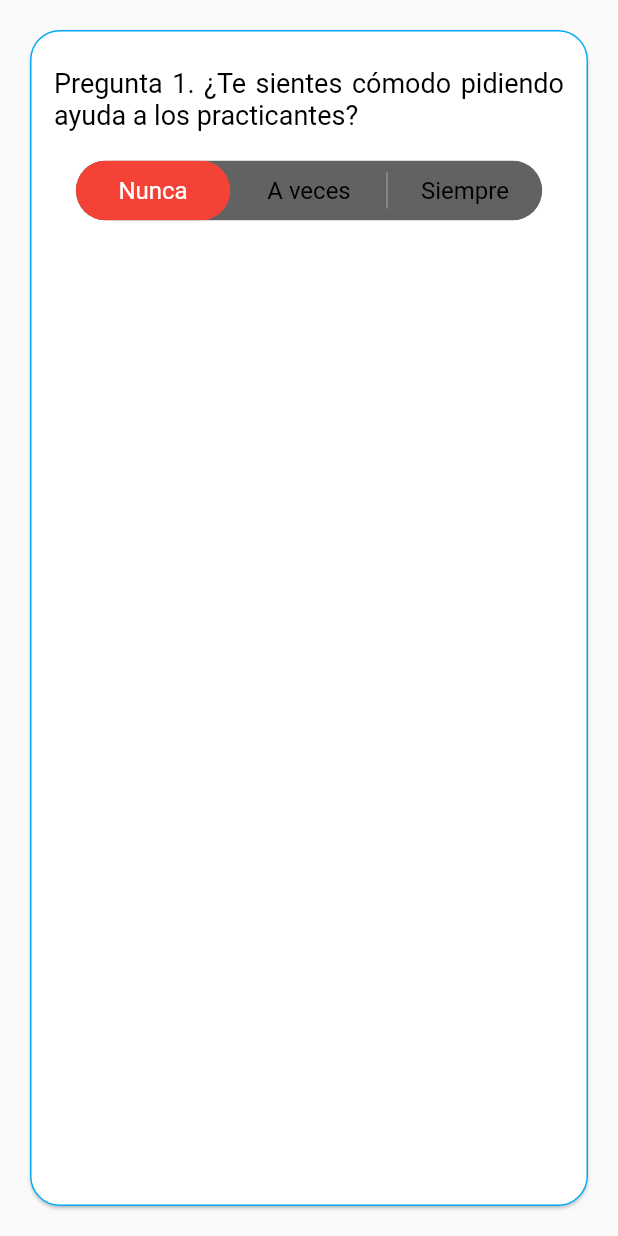
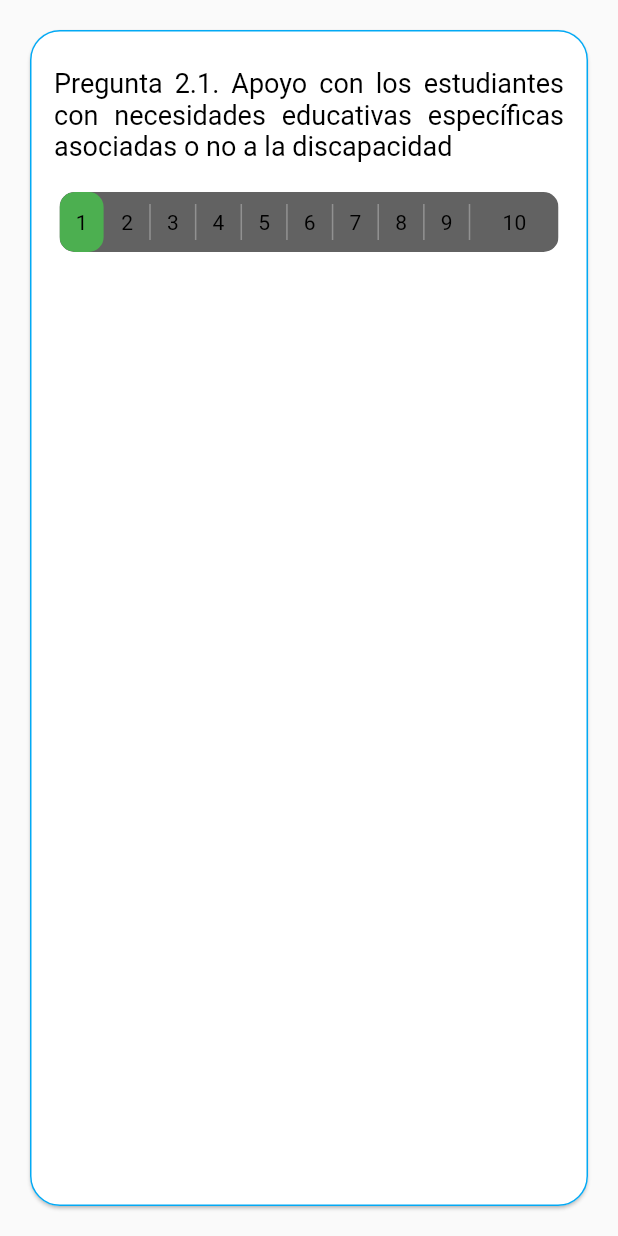
Before and after one commit to andresauriop/unae, a Flutter app: the Pregunta2_1 widget shown alone on an empty page, opened directly, on a phone screen of 412 x 824 dp. Run offline on Flutter 3.47's test engine with Material 2 defaults, Android fonts, the light colour scheme and no system bars; drawn by our look-alikes of toggle_switch; our stand-ins replace audioplayers, flutter_native_splash, flutter_rating_bar, sqflite; accounts and stored records are empty.

Commit message:
pregunta 2

```diff
--- a/lib/preguntasextendidas.dart
+++ b/lib/preguntasextendidas.dart
@@ -164,13 +164,15 @@ class _pantallaPreguntasExtendidasState
               onPressed: () => Navigator.of(context).pop(),
             ),
           ),
-          body: Column(
+          body: Column(children:<Widget>[
+            Expanded(child:
+             ListView(
               children: <Widget>[
                   Pregunta1(context),
                   Textoprevio(context),
                   Pregunta2_1(context),
-              ])
-
+              ]))
+          ]
         //floatingActionButton: BotonOpcion("Grabar", "btn1", context),
         /*floatingActionButton: Builder(
             builder: (context) {
@@ -187,7 +189,7 @@ class _pantallaPreguntasExtendidasState
               );
             }
         ),*/
-      ),
+      )),
     );
   }
 }
@@ -379,6 +381,10 @@ Widget Textoprevio(BuildContext context) {
   );
 }
 Widget Pregunta2_1(BuildContext context) {
+  var minimo = MediaQuery
+      .of(context)
+      .size
+      .width / 14;
   return Card(
     shape: RoundedRectangleBorder( //<-- 1. SEE HERE
       side: BorderSide(
@@ -397,7 +403,7 @@ Widget Pregunta2_1(BuildContext context) {
         maxLines: 10,
         textScaleFactor: 1,
         text: TextSpan(
-          text: "\nPregunta 1. ¿Te sientes cómodo pidiendo ayuda a los practicantes?",
+          text: "\nPregunta 2.1. Apoyo con los estudiantes con necesidades educativas específicas asociadas o no a la discapacidad",
           style: TextStyle(color: Colors.black, fontSize: 18),
         ),
       ),
@@ -408,25 +414,32 @@ Widget Pregunta2_1(BuildContext context) {
           ),
           ToggleSwitch(
             initialLabelIndex: 0,
-            totalSwitches: 3,
+            totalSwitches: 10,
             radiusStyle: true,
-            cornerRadius: 20.0,
-            minWidth: MediaQuery
-                .of(context)
-                .size
-                .width / 4,
-            activeBgColors: [
+            cornerRadius: 10.0,
+            minWidth: minimo,
+            /*activeBgColors: [
               [Colors.red],
               [Colors.yellow],
               [Colors.lightGreenAccent],
+            ],*/
+            activeBgColor: [Colors.green],
+            activeFgColor: Colors.white,
+            multiLineText: true,
+            customWidths: [minimo,minimo,minimo,minimo,minimo,minimo,minimo,minimo,minimo,minimo*2],
+            customTextStyles: [
+              TextStyle(fontSize: 14.0, color: Colors.black,),
+              TextStyle(fontSize: 14.0, color: Colors.black,),
+              TextStyle(fontSize: 14.0, color: Colors.black,),
+              TextStyle(fontSize: 14.0, color: Colors.black,),
+              TextStyle(fontSize: 14.0, color: Colors.black,),
+              TextStyle(fontSize: 14.0, color: Colors.black,),
+              TextStyle(fontSize: 14.0, color: Colors.black,),
+              TextStyle(fontSize: 14.0, color: Colors.black,),
+              TextStyle(fontSize: 14.0, color: Colors.black,),
+              TextStyle(fontSize: 14.0, color: Colors.black,),
             ],
-            multiLineText: true,
-            customTextStyles: [
-              TextStyle(fontSize: 16.0, color: Colors.white,),
-              TextStyle(fontSize: 16.0, color: Colors.black,),
-              TextStyle(fontSize: 16.0, color: Colors.black,)
-            ],
-            labels: ['Nunca', 'A veces', 'Siempre'],
+            labels: ['1', '2', '3','4', '5', '6','7', '8', '9','10'],
             onToggle: (index) {
               print('switched to: $index');
             },
```
